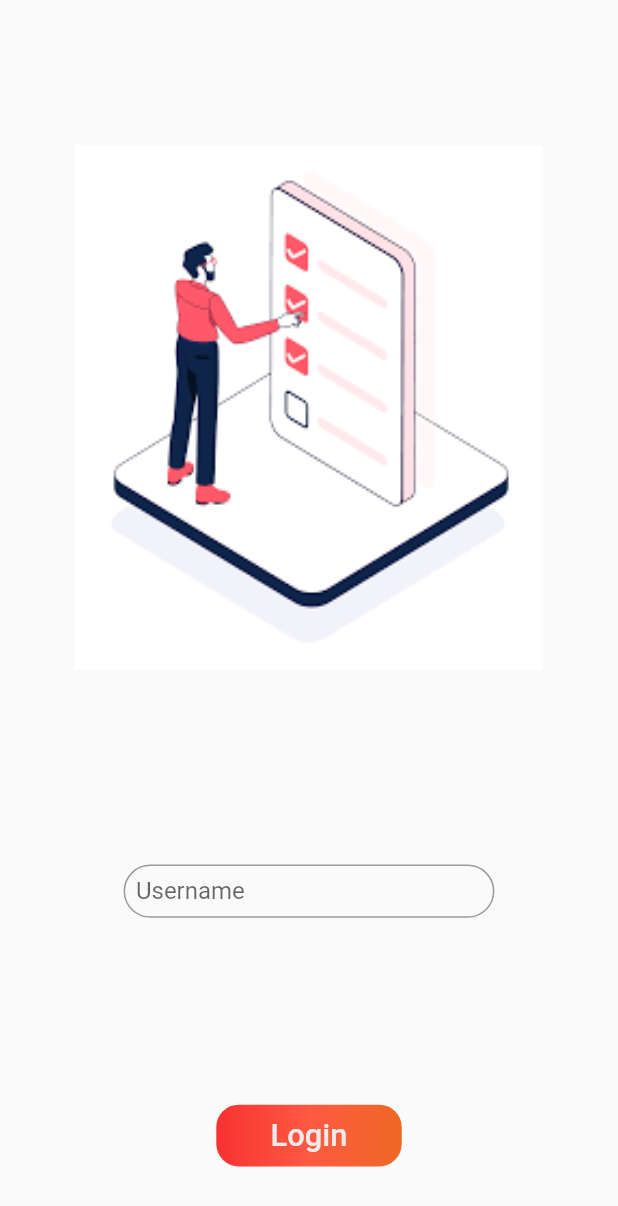
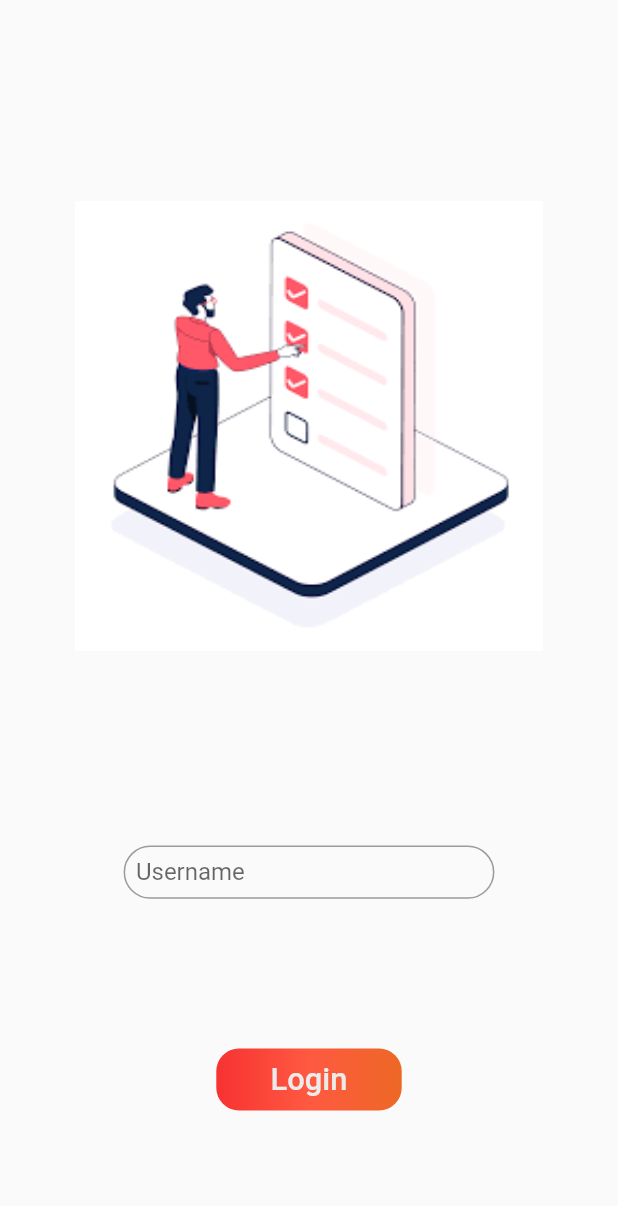
Before and after one commit to subairt/Money-Management, a Flutter app: the Login screen opened directly, on a phone screen of 412 x 824 dp. Shown: the top 1206 px of the screen. Run offline on Flutter 3.47's test engine with Material 2 defaults, Android fonts, the phone set to English and light mode, and no system bars; our stand-ins replace buttons_tabbar, firebase_core, flutter_slidable, hive, hive_flutter, share_plus and 2 more; missing offline and left inert: custom_date_range_picker, dart:ui_web; accounts and stored records are empty.

Commit message:
fire base added but not completed

```diff
--- a/lib/screens/login.dart
+++ b/lib/screens/login.dart
@@ -33,7 +33,7 @@ class _LoginState extends State<Login> {
                 Padding(
                   padding: const EdgeInsets.all(50),
                   child: SizedBox(
-                      height: 350,
+                      height: 300,
                       width: 370,
                       child: Image.asset(
                         "assets/images/mngr3.png",
@@ -47,7 +47,7 @@ class _LoginState extends State<Login> {
                   key: _formkey,
                   child: SizedBox(
                     width: screenWidth * .6,
-                    height: screenHeight * .08,
+                    height: screenHeight * .05,
                     child: TextFormField(
                       controller: _usernameController,
                       decoration: InputDecoration(
--- a/pubspec.yaml
+++ b/pubspec.yaml
@@ -40,6 +40,7 @@ dependencies:
   custom_date_range_picker: ^1.0.10
   syncfusion_flutter_charts: ^22.1.38
   share_plus: ^6.3.1
+  firebase_core: ^2.15.0
 
   # The following adds the Cupertino Icons font to your application.
   # Use with the CupertinoIcons class for iOS style icons.
```
Also changed, not shown: lib/main.dart (+14 -5 lines), pubspec.lock, 7 other files.
